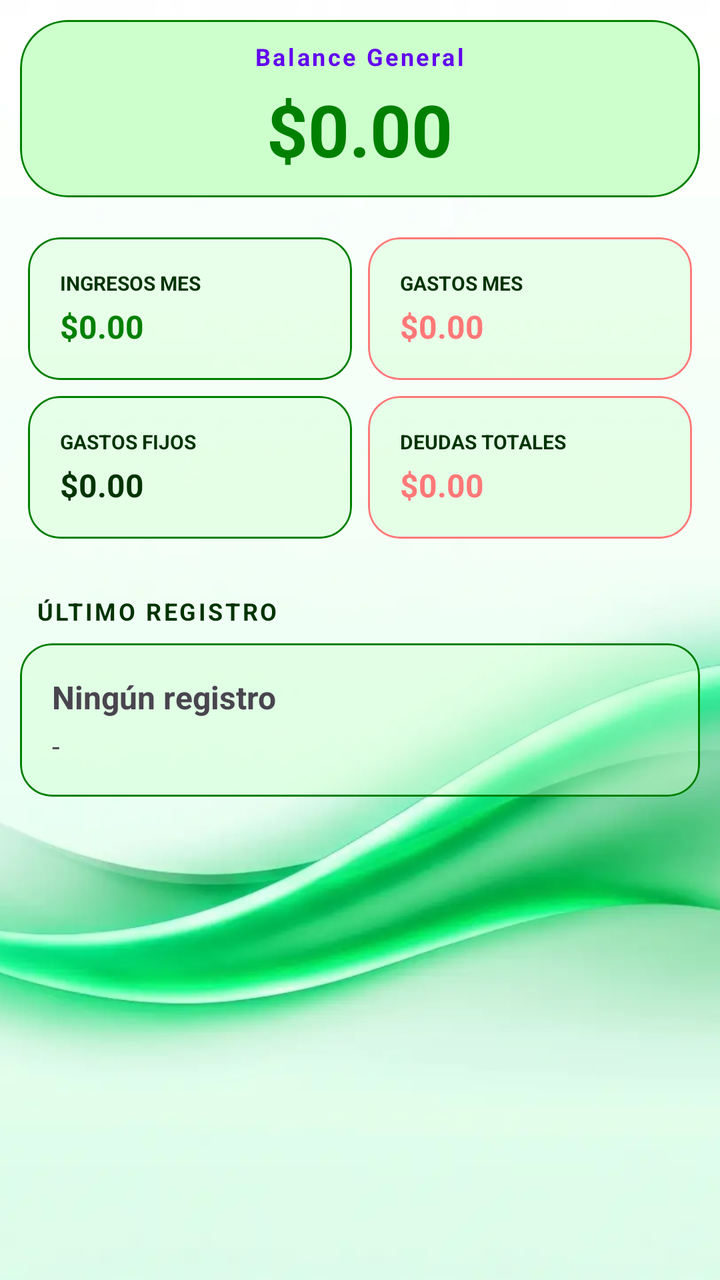
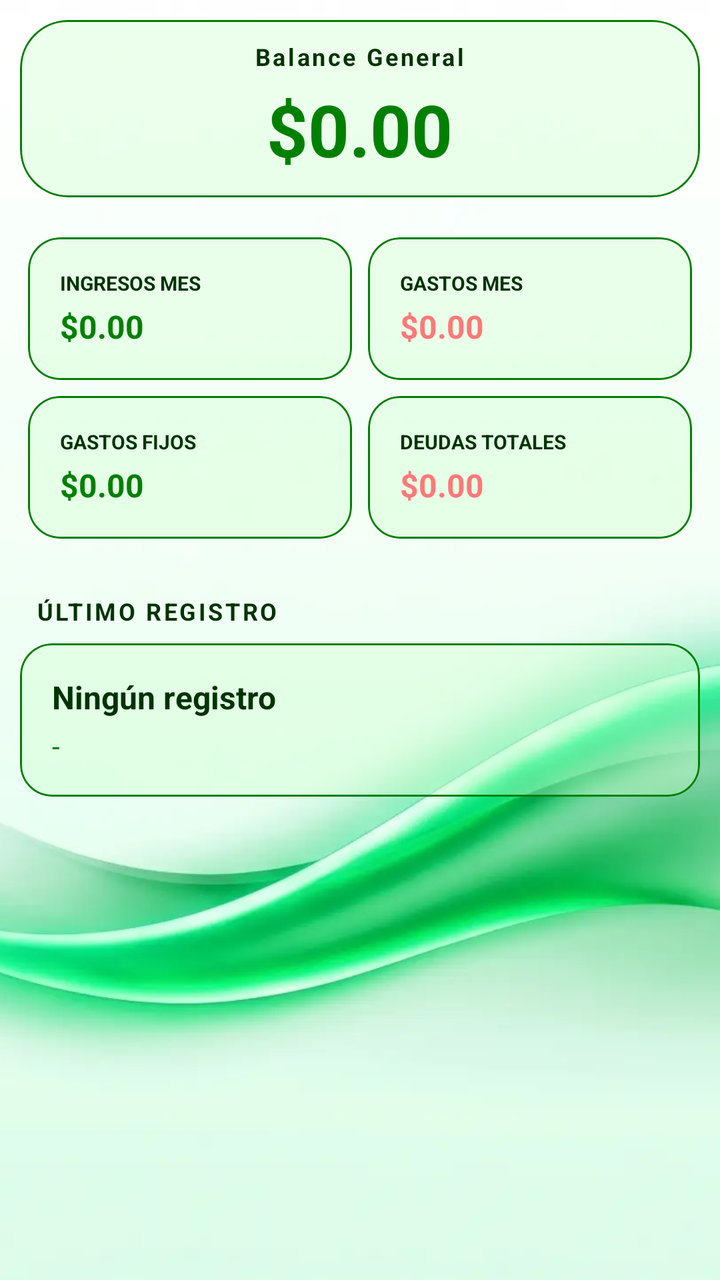

Screens rendered from an Android XML layout before and after an edit, with the pre-edit source and the edit as a unified diff.
<!-- AndroidManifest.xml: application theme Theme.MyLittleFinanControl -->
<!-- res/layout/fragment_inicio.xml -->
<?xml version="1.0" encoding="utf-8"?>
<RelativeLayout xmlns:android="http://schemas.android.com/apk/res/android"
    xmlns:app="http://schemas.android.com/apk/res-auto"
    xmlns:tools="http://schemas.android.com/tools"
    android:layout_width="match_parent"
    android:layout_height="match_parent"
    tools:context=".Fragmentos.FragmentGastosFijos">

    <ImageView
        android:id="@+id/imagenFondo"
        android:layout_width="match_parent"
        android:layout_height="match_parent"
        android:src="@drawable/background_1"
        android:scaleType="centerCrop" />

    <ScrollView xmlns:android="http://schemas.android.com/apk/res/android"
        xmlns:app="http://schemas.android.com/apk/res-auto"
        xmlns:tools="http://schemas.android.com/tools"
        android:layout_width="match_parent"
        android:layout_height="match_parent"
        tools:context=".Fragmentos.FragmentInicio">

        <LinearLayout
            android:layout_width="match_parent"
            android:layout_height="wrap_content"
            android:orientation="vertical"
            android:padding="10dp">

            
            <com.google.android.material.card.MaterialCardView
                android:id="@+id/card_balance_general"
                android:layout_width="match_parent"
                android:layout_height="wrap_content"
                android:layout_marginBottom="16dp"
                android:clickable="true"
                android:focusable="true"
                app:cardBackgroundColor="@color/white"
                app:cardCornerRadius="24dp"
                app:cardElevation="0dp"
                app:strokeColor="@color/primary"
                app:strokeWidth="1dp">

                <LinearLayout
                    android:layout_width="match_parent"
                    android:layout_height="wrap_content"
                    android:gravity="center"
                    android:orientation="vertical"
                    android:padding="10dp">

                    <TextView
                        android:layout_width="wrap_content"
                        android:layout_height="wrap_content"
                        android:letterSpacing="0.1"
                        android:text="Balance General"
                        android:textColor="@color/design_default_color_primary"
                        android:textSize="12sp"
                        android:textStyle="bold" />

                    <TextView
                        android:id="@+id/tv_balance_general"
                        android:layout_width="wrap_content"
                        android:layout_height="wrap_content"
                        android:layout_marginTop="4dp"
                        android:text="$0.00"
                        android:textColor="@color/primary"
                        android:textSize="36sp"
                        android:textStyle="bold" />
                </LinearLayout>
            </com.google.android.material.card.MaterialCardView>

            <GridLayout
                android:layout_width="match_parent"
                android:layout_height="wrap_content"
                android:alignmentMode="alignMargins"
                android:columnCount="2"
                android:columnOrderPreserved="false">

                
                <com.google.android.material.card.MaterialCardView
                    android:id="@+id/card_ingresos"
                    android:layout_width="0dp"
                    android:layout_height="wrap_content"
                    android:layout_columnWeight="1"
                    android:clickable="true"
                    android:focusable="true"
                    android:foreground="?attr/selectableItemBackground"
                    android:layout_margin="4dp"
                    app:cardBackgroundColor="@color/primary_glass"
                    app:strokeColor="@color/primary"
                    app:cardCornerRadius="16dp"
                    app:cardElevation="0dp">

                    <LinearLayout
                        android:layout_width="match_parent"
                        android:layout_height="wrap_content"
                        android:orientation="vertical"
                        android:padding="16dp">

                        <TextView
                            android:layout_width="wrap_content"
                            android:layout_height="wrap_content"
                            android:text="INGRESOS MES"
                            android:textColor="@color/black"
                            android:textSize="10sp"
                            android:textStyle="bold" />

                        <TextView
                            android:id="@+id/tv_ingresos_mes"
                            android:layout_width="wrap_content"
                            android:layout_height="wrap_content"
                            android:layout_marginTop="4dp"
                            android:text="$0.00"
                            android:textColor="@color/primary"
                            android:textSize="16sp"
                            android:textStyle="bold" />
                    </LinearLayout>
                </com.google.android.material.card.MaterialCardView>

                
                <com.google.android.material.card.MaterialCardView
                    android:id="@+id/card_gastos"
                    android:layout_width="0dp"
                    android:layout_height="wrap_content"
                    android:layout_columnWeight="1"
                    android:clickable="true"
                    app:strokeColor="@color/accent_alerta"
                    android:focusable="true"
                    android:layout_margin="4dp"
                    android:foreground="?attr/selectableItemBackground"
                    app:cardBackgroundColor="@color/primary_glass"
                    app:cardCornerRadius="16dp"
                    app:cardElevation="0dp">

                    <LinearLayout
                        android:layout_width="match_parent"
                        android:layout_height="wrap_content"
                        android:orientation="vertical"
                        android:padding="16dp">

                        <TextView
                            android:layout_width="wrap_content"
                            android:layout_height="wrap_content"
                            android:text="GASTOS MES"
                            android:textColor="@color/black"
                            android:textSize="10sp"
                            android:textStyle="bold" />

                        <TextView
                            android:id="@+id/tv_gastos_mes"
                            android:layout_width="wrap_content"
                            android:layout_height="wrap_content"
                            android:layout_marginTop="4dp"
                            android:text="$0.00"
                            android:textSize="16sp"
                            android:textColor="@color/accent_alerta"
                            android:textStyle="bold" />
                    </LinearLayout>
                </com.google.android.material.card.MaterialCardView>

                
                <com.google.android.material.card.MaterialCardView
                    android:id="@+id/card_gastos_fijos"
                    android:layout_width="0dp"
                    android:layout_height="wrap_content"
                    android:layout_columnWeight="1"
                    android:layout_margin="4dp"
                    android:clickable="true"
                    app:strokeColor="@color/primary"
                    android:focusable="true"
                    android:foreground="?attr/selectableItemBackground"
                    app:cardBackgroundColor="@color/primary_glass"
                    app:cardCornerRadius="16dp"
                    app:cardElevation="0dp">

                    <LinearLayout
                        android:layout_width="match_parent"
                        android:layout_height="wrap_content"
                        android:orientation="vertical"
                        android:padding="16dp">

                        <TextView
                            android:layout_width="wrap_content"
                            android:layout_height="wrap_content"
                            android:text="GASTOS FIJOS"
                            android:textColor="@color/black"
                            android:textSize="10sp"
                            android:textStyle="bold" />

                        <TextView
                            android:id="@+id/tv_total_gastos_fijos"
                            android:layout_width="wrap_content"
                            android:layout_height="wrap_content"
                            android:layout_marginTop="4dp"
                            android:textColor="@color/black"
                            android:text="$0.00"
                            android:textSize="16sp"
                            android:textStyle="bold" />
                    </LinearLayout>
                </com.google.android.material.card.MaterialCardView>

                
                <com.google.android.material.card.MaterialCardView
                    android:id="@+id/card_deudas"
                    android:layout_width="0dp"
                    android:layout_height="wrap_content"
                    android:layout_columnWeight="1"
                    android:layout_margin="4dp"
                    app:strokeColor="@color/accent_alerta"
                    android:clickable="true"
                    android:focusable="true"
                    android:foreground="?attr/selectableItemBackground"
                    app:cardBackgroundColor="@color/primary_glass"
                    app:cardCornerRadius="16dp"
                    app:cardElevation="0dp">

                    <LinearLayout
                        android:layout_width="match_parent"
                        android:layout_height="wrap_content"
                        android:orientation="vertical"
                        android:padding="16dp">

                        <TextView
                            android:layout_width="wrap_content"
                            android:layout_height="wrap_content"
                            android:text="DEUDAS TOTALES"
                            android:textColor="@color/black"
                            android:textSize="10sp"
                            android:textStyle="bold" />

                        <TextView
                            android:id="@+id/tv_total_deudas"
                            android:layout_width="wrap_content"
                            android:layout_height="wrap_content"
                            android:layout_marginTop="4dp"
                            android:text="$0.00"
                            android:textSize="16sp"
                            android:textColor="@color/accent_alerta"
                            android:textStyle="bold" />
                    </LinearLayout>
                </com.google.android.material.card.MaterialCardView>

            </GridLayout>

            
            <TextView
                android:layout_width="wrap_content"
                android:layout_height="wrap_content"
                android:layout_marginStart="8dp"
                android:layout_marginTop="24dp"
                android:letterSpacing="0.1"
                android:text="ÚLTIMO REGISTRO"
                android:textColor="@color/black"
                android:textSize="12sp"
                android:textStyle="bold" />

            <com.google.android.material.card.MaterialCardView
                android:layout_width="match_parent"
                android:layout_height="wrap_content"
                android:layout_marginTop="8dp"
                app:cardBackgroundColor="@color/primary_glass"
                app:strokeColor="@color/primary"
                app:cardCornerRadius="16dp"
                app:cardElevation="0dp">

                <LinearLayout
                    android:layout_width="match_parent"
                    android:layout_height="wrap_content"
                    android:orientation="vertical"
                    android:padding="16dp">

                    <TextView
                        android:id="@+id/tv_ultimo_reg_desc"
                        android:layout_width="match_parent"
                        android:layout_height="wrap_content"
                        android:text="Ningún registro"
                        android:textSize="16sp"
                        android:textStyle="bold" />

                    <TextView
                        android:id="@+id/tv_ultimo_reg_fecha"
                        android:layout_width="match_parent"
                        android:layout_height="wrap_content"
                        android:layout_marginTop="4dp"
                        android:text="-"
                        android:textColor="?attr/colorOnSurfaceVariant"
                        android:textSize="14sp" />
                </LinearLayout>
            </com.google.android.material.card.MaterialCardView>

        </LinearLayout>
    </ScrollView>
</RelativeLayout>
<!-- resources referenced by this layout -->
<resources>
  <color name="accent_alerta">#FF7878</color>
  <color name="black">#003300</color>
  <color name="primary">#008000</color>
  <color name="primary_glass">#66CCFFCC</color>
  <color name="white">#CCFFCC</color>
  <!-- drawable background_1: webp bitmap (drawable, 18726 bytes) -->
  <style name="Theme.MyLittleFinanControl" parent="Base.Theme.MyLittleFinanControl" />
  <style name="Base.Theme.MyLittleFinanControl" parent="Theme.Material3.DayNight.NoActionBar">
          
          <item name="colorPrimary">@color/primary</item>
          <item name="colorOnPrimary">@color/white</item>
          <item name="colorSecondary">@color/secondary</item>
          <item name="colorOnSecondary">@color/white</item>
          
          
          <item name="android:windowBackground">@color/background_light</item>
          <item name="colorSurface">@color/background_light</item>
          
          
          <item name="colorError">@color/accent_alerta</item>
          
          
          <item name="android:statusBarColor">@color/background_light</item>
          <item name="android:windowLightStatusBar">true</item>
      </style>
  <color name="secondary">#33FF00</color>
  <color name="background_light">#CCFFCC</color>
</resources>

<!-- the commit's change to res/layout/fragment_inicio.xml (unified diff, before → after) -->
@@ -13,9 +13,7 @@
         android:src="@drawable/background_1"
         android:scaleType="centerCrop" />
 
-    <ScrollView xmlns:android="http://schemas.android.com/apk/res/android"
-        xmlns:app="http://schemas.android.com/apk/res-auto"
-        xmlns:tools="http://schemas.android.com/tools"
+    <ScrollView
         android:layout_width="match_parent"
         android:layout_height="match_parent"
         tools:context=".Fragmentos.FragmentInicio">
@@ -34,10 +32,10 @@
                 android:layout_marginBottom="16dp"
                 android:clickable="true"
                 android:focusable="true"
-                app:cardBackgroundColor="@color/white"
+                app:cardBackgroundColor="?attr/colorSurface"
                 app:cardCornerRadius="24dp"
                 app:cardElevation="0dp"
-                app:strokeColor="@color/primary"
+                app:strokeColor="?attr/colorPrimary"
                 app:strokeWidth="1dp">
 
                 <LinearLayout
@@ -52,7 +50,7 @@
                         android:layout_height="wrap_content"
                         android:letterSpacing="0.1"
                         android:text="Balance General"
-                        android:textColor="@color/design_default_color_primary"
+                        android:textColor="?attr/colorOnSurface"
                         android:textSize="12sp"
                         android:textStyle="bold" />
 
@@ -62,7 +60,7 @@
                         android:layout_height="wrap_content"
                         android:layout_marginTop="4dp"
                         android:text="$0.00"
-                        android:textColor="@color/primary"
+                        android:textColor="?attr/colorPrimary"
                         android:textSize="36sp"
                         android:textStyle="bold" />
                 </LinearLayout>
@@ -85,8 +83,8 @@
                     android:focusable="true"
                     android:foreground="?attr/selectableItemBackground"
                     android:layout_margin="4dp"
-                    app:cardBackgroundColor="@color/primary_glass"
-                    app:strokeColor="@color/primary"
+                    app:cardBackgroundColor="?attr/colorPrimaryContainer"
+                    app:strokeColor="?attr/colorPrimary"
                     app:cardCornerRadius="16dp"
                     app:cardElevation="0dp">
 
@@ -100,7 +98,7 @@
                             android:layout_width="wrap_content"
                             android:layout_height="wrap_content"
                             android:text="INGRESOS MES"
-                            android:textColor="@color/black"
+                            android:textColor="?attr/colorOnSurface"
                             android:textSize="10sp"
                             android:textStyle="bold" />
 
@@ -110,7 +108,7 @@
                             android:layout_height="wrap_content"
                             android:layout_marginTop="4dp"
                             android:text="$0.00"
-                            android:textColor="@color/primary"
+                            android:textColor="?attr/colorPrimary"
                             android:textSize="16sp"
                             android:textStyle="bold" />
                     </LinearLayout>
@@ -123,93 +121,92 @@
                     android:layout_height="wrap_content"
                     android:layout_columnWeight="1"
                     android:clickable="true"
-                    app:strokeColor="@color/accent_alerta"
-                    android:focusable="true"
-                    android:layout_margin="4dp"
+                    app:strokeColor="?attr/colorPrimary"
+                    android:focusable="true"
+                    android:layout_margin="4dp"
+                    app:cardBackgroundColor="?attr/colorPrimaryContainer"
+                    app:cardCornerRadius="16dp"
+                    app:cardElevation="0dp">
+
+                    <LinearLayout
+                        android:layout_width="match_parent"
+                        android:layout_height="wrap_content"
+                        android:orientation="vertical"
+                        android:padding="16dp">
+
+                        <TextView
+                            android:layout_width="wrap_content"
+                            android:layout_height="wrap_content"
+                            android:text="GASTOS MES"
+                            android:textColor="?attr/colorOnSurface"
+                            android:textSize="10sp"
+                            android:textStyle="bold" />
+
+                        <TextView
+                            android:id="@+id/tv_gastos_mes"
+                            android:layout_width="wrap_content"
+                            android:layout_height="wrap_content"
+                            android:layout_marginTop="4dp"
+                            android:text="$0.00"
+                            android:textSize="16sp"
+                            android:textColor="@color/accent_alerta"
+                            android:textStyle="bold" />
+                    </LinearLayout>
+                </com.google.android.material.card.MaterialCardView>
+
+                
+                <com.google.android.material.card.MaterialCardView
+                    android:id="@+id/card_gastos_fijos"
+                    android:layout_width="0dp"
+                    android:layout_height="wrap_content"
+                    android:layout_columnWeight="1"
+                    android:layout_margin="4dp"
+                    android:clickable="true"
+                    app:strokeColor="?attr/colorPrimary"
+                    android:focusable="true"
                     android:foreground="?attr/selectableItemBackground"
-                    app:cardBackgroundColor="@color/primary_glass"
-                    app:cardCornerRadius="16dp"
-                    app:cardElevation="0dp">
-
-                    <LinearLayout
-                        android:layout_width="match_parent"
-                        android:layout_height="wrap_content"
-                        android:orientation="vertical"
-                        android:padding="16dp">
-
-                        <TextView
-                            android:layout_width="wrap_content"
-                            android:layout_height="wrap_content"
-                            android:text="GASTOS MES"
-                            android:textColor="@color/black"
-                            android:textSize="10sp"
-                            android:textStyle="bold" />
-
-                        <TextView
-                            android:id="@+id/tv_gastos_mes"
-                            android:layout_width="wrap_content"
-                            android:layout_height="wrap_content"
-                            android:layout_marginTop="4dp"
-                            android:text="$0.00"
-                            android:textSize="16sp"
-                            android:textColor="@color/accent_alerta"
-                            android:textStyle="bold" />
-                    </LinearLayout>
-                </com.google.android.material.card.MaterialCardView>
-
-                
-                <com.google.android.material.card.MaterialCardView
-                    android:id="@+id/card_gastos_fijos"
-                    android:layout_width="0dp"
-                    android:layout_height="wrap_content"
-                    android:layout_columnWeight="1"
-                    android:layout_margin="4dp"
-                    android:clickable="true"
-                    app:strokeColor="@color/primary"
+                    app:cardBackgroundColor="?attr/colorPrimaryContainer"
+                    app:cardCornerRadius="16dp"
+                    app:cardElevation="0dp">
+
+                    <LinearLayout
+                        android:layout_width="match_parent"
+                        android:layout_height="wrap_content"
+                        android:orientation="vertical"
+                        android:padding="16dp">
+
+                        <TextView
+                            android:layout_width="wrap_content"
+                            android:layout_height="wrap_content"
+                            android:text="GASTOS FIJOS"
+                            android:textColor="?attr/colorOnSurface"
+                            android:textSize="10sp"
+                            android:textStyle="bold" />
+
+                        <TextView
+                            android:id="@+id/tv_total_gastos_fijos"
+                            android:layout_width="wrap_content"
+                            android:layout_height="wrap_content"
+                            android:layout_marginTop="4dp"
+                            android:textColor="?attr/colorPrimary"
+                            android:text="$0.00"
+                            android:textSize="16sp"
+                            android:textStyle="bold" />
+                    </LinearLayout>
+                </com.google.android.material.card.MaterialCardView>
+
+                
+                <com.google.android.material.card.MaterialCardView
+                    android:id="@+id/card_deudas"
+                    android:layout_width="0dp"
+                    android:layout_height="wrap_content"
+                    android:layout_columnWeight="1"
+                    android:layout_margin="4dp"
+                    app:strokeColor="?attr/colorPrimary"
+                    android:clickable="true"
                     android:focusable="true"
                     android:foreground="?attr/selectableItemBackground"
-                    app:cardBackgroundColor="@color/primary_glass"
-                    app:cardCornerRadius="16dp"
-                    app:cardElevation="0dp">
-
-                    <LinearLayout
-                        android:layout_width="match_parent"
-                        android:layout_height="wrap_content"
-                        android:orientation="vertical"
-                        android:padding="16dp">
-
-                        <TextView
-                            android:layout_width="wrap_content"
-                            android:layout_height="wrap_content"
-                            android:text="GASTOS FIJOS"
-                            android:textColor="@color/black"
-                            android:textSize="10sp"
-                            android:textStyle="bold" />
-
-                        <TextView
-                            android:id="@+id/tv_total_gastos_fijos"
-                            android:layout_width="wrap_content"
-                            android:layout_height="wrap_content"
-                            android:layout_marginTop="4dp"
-                            android:textColor="@color/black"
-                            android:text="$0.00"
-                            android:textSize="16sp"
-                            android:textStyle="bold" />
-                    </LinearLayout>
-                </com.google.android.material.card.MaterialCardView>
-
-                
-                <com.google.android.material.card.MaterialCardView
-                    android:id="@+id/card_deudas"
-                    android:layout_width="0dp"
-                    android:layout_height="wrap_content"
-                    android:layout_columnWeight="1"
-                    android:layout_margin="4dp"
-                    app:strokeColor="@color/accent_alerta"
-                    android:clickable="true"
-                    android:focusable="true"
-                    android:foreground="?attr/selectableItemBackground"
-                    app:cardBackgroundColor="@color/primary_glass"
+                    app:cardBackgroundColor="?attr/colorPrimaryContainer"
                     app:cardCornerRadius="16dp"
                     app:cardElevation="0dp">
 
@@ -223,7 +220,7 @@
                             android:layout_width="wrap_content"
                             android:layout_height="wrap_content"
                             android:text="DEUDAS TOTALES"
-                            android:textColor="@color/black"
+                            android:textColor="?attr/colorOnSurface"
                             android:textSize="10sp"
                             android:textStyle="bold" />
 
@@ -249,7 +246,7 @@
                 android:layout_marginTop="24dp"
                 android:letterSpacing="0.1"
                 android:text="ÚLTIMO REGISTRO"
-                android:textColor="@color/black"
+                android:textColor="?attr/colorOnSurface"
                 android:textSize="12sp"
                 android:textStyle="bold" />
 
@@ -257,8 +254,8 @@
                 android:layout_width="match_parent"
                 android:layout_height="wrap_content"
                 android:layout_marginTop="8dp"
-                app:cardBackgroundColor="@color/primary_glass"
-                app:strokeColor="@color/primary"
+                app:cardBackgroundColor="?attr/colorSurface"
+                app:strokeColor="?attr/colorPrimary"
                 app:cardCornerRadius="16dp"
                 app:cardElevation="0dp">
 
@@ -273,6 +270,7 @@
                         android:layout_width="match_parent"
                         android:layout_height="wrap_content"
                         android:text="Ningún registro"
+                        android:textColor="?attr/colorOnSurface"
                         android:textSize="16sp"
                         android:textStyle="bold" />
 
@@ -282,7 +280,7 @@
                         android:layout_height="wrap_content"
                         android:layout_marginTop="4dp"
                         android:text="-"
-                        android:textColor="?attr/colorOnSurfaceVariant"
+                        android:textColor="?attr/colorPrimary"
                         android:textSize="14sp" />
                 </LinearLayout>
             </com.google.android.material.card.MaterialCardView>
<!-- resource entries referenced after the edit -->
@@ -1,30 +1,47 @@
 <!-- resources referenced by this layout -->
 <resources>
   <color name="accent_alerta">#FF7878</color>
-  <color name="black">#003300</color>
-  <color name="primary">#008000</color>
-  <color name="primary_glass">#66CCFFCC</color>
   <color name="white">#CCFFCC</color>
   <!-- drawable background_1: webp bitmap (drawable, 18726 bytes) -->
   <style name="Theme.MyLittleFinanControl" parent="Base.Theme.MyLittleFinanControl" />
   <style name="Base.Theme.MyLittleFinanControl" parent="Theme.Material3.DayNight.NoActionBar">
           
-          <item name="colorPrimary">@color/primary</item>
-          <item name="colorOnPrimary">@color/white</item>
-          <item name="colorSecondary">@color/secondary</item>
-          <item name="colorOnSecondary">@color/white</item>
-          
+  
+          <item name="colorPrimary">@color/verde_oscuro</item>
+  
+          <item name="colorOnPrimary">@color/verde_claro</item>
+  
+  
+          <item name="colorPrimaryContainer">@color/verde_transparente</item>
+          <item name="colorOnPrimaryContainer">@color/verde_negro</item>
+  
+  
+          <item name="colorSecondary">@color/white</item>
+  
+          <item name="colorOnSecondary">@color/secondary</item>
+  
+  
+          <item name="colorOutline">@color/verde_negro</item>
+  
+  
+          <item name="colorOnSurface">@color/verde_negro</item>
+  
           
           <item name="android:windowBackground">@color/background_light</item>
-          <item name="colorSurface">@color/background_light</item>
-          
-          
+          <item name="colorSurface">@color/verde_transparente</item>
+  
           <item name="colorError">@color/accent_alerta</item>
-          
+  
+          <item name="colorOnError">@color/accent_alerta</item>
+  
           
           <item name="android:statusBarColor">@color/background_light</item>
           <item name="android:windowLightStatusBar">true</item>
       </style>
+  <color name="verde_oscuro">#008000</color>
+  <color name="verde_claro">#CCFFCC</color>
+  <color name="verde_transparente">#5FCCFFCC</color>
+  <color name="verde_negro">#003300</color>
   <color name="secondary">#33FF00</color>
   <color name="background_light">#CCFFCC</color>
 </resources>
